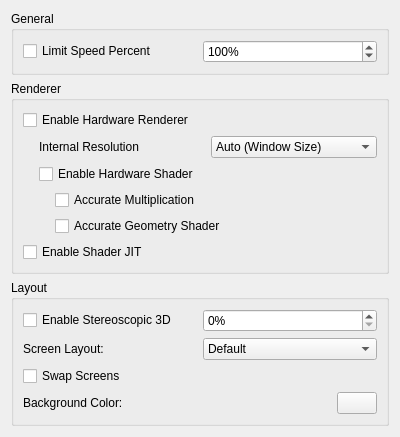
The window that src/citra_qt/configuration/configure_graphics.ui (dampih/citra-du) describes before a commit, drawn with Qt 5.
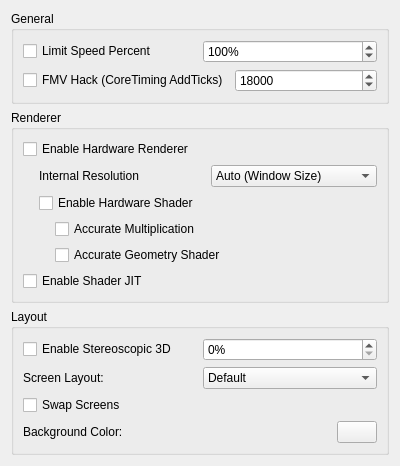
The same window after the commit.

Commit message: Taken2009's_fmv_hack_(ctrl_t)

Diff of the .ui file:
```diff
--- a/src/citra_qt/configuration/configure_graphics.ui
+++ b/src/citra_qt/configuration/configure_graphics.ui
@@ -47,6 +47,30 @@
         </item>
        </layout>
       </item>
+       <item>
+         <layout class="QHBoxLayout" name="horizontalLayout_7">
+           <item>
+             <widget class="QCheckBox" name="FMV_hack">
+               <property name="text">
+                 <string>FMV Hack (CoreTiming AddTicks)</string>
+               </property>
+             </widget>
+           </item>
+           <item>
+             <widget class="QSpinBox" name="AddTicks">
+               <property name="minimum">
+                 <number>1</number>
+               </property>
+               <property name="maximum">
+                 <number>999999</number>
+               </property>
+               <property name="value">
+                 <number>18000</number>
+               </property>
+             </widget>
+           </item>
+         </layout>
+       </item>
      </layout>
     </widget>
    </item>
```
The commit also changes 6 other files.
